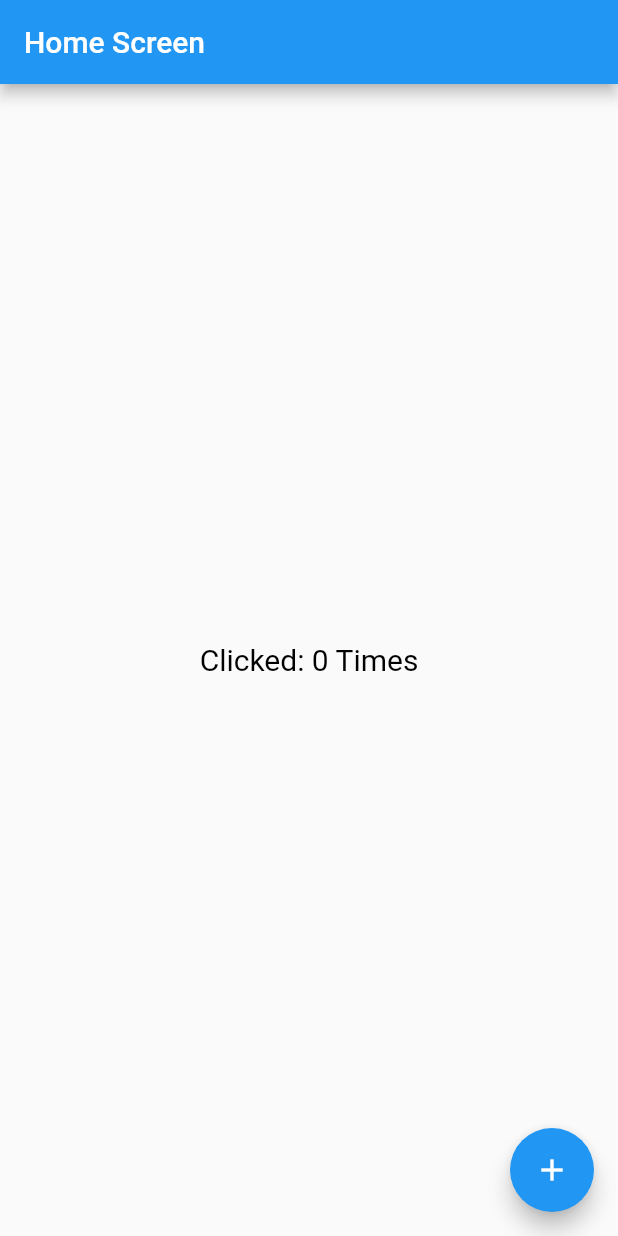
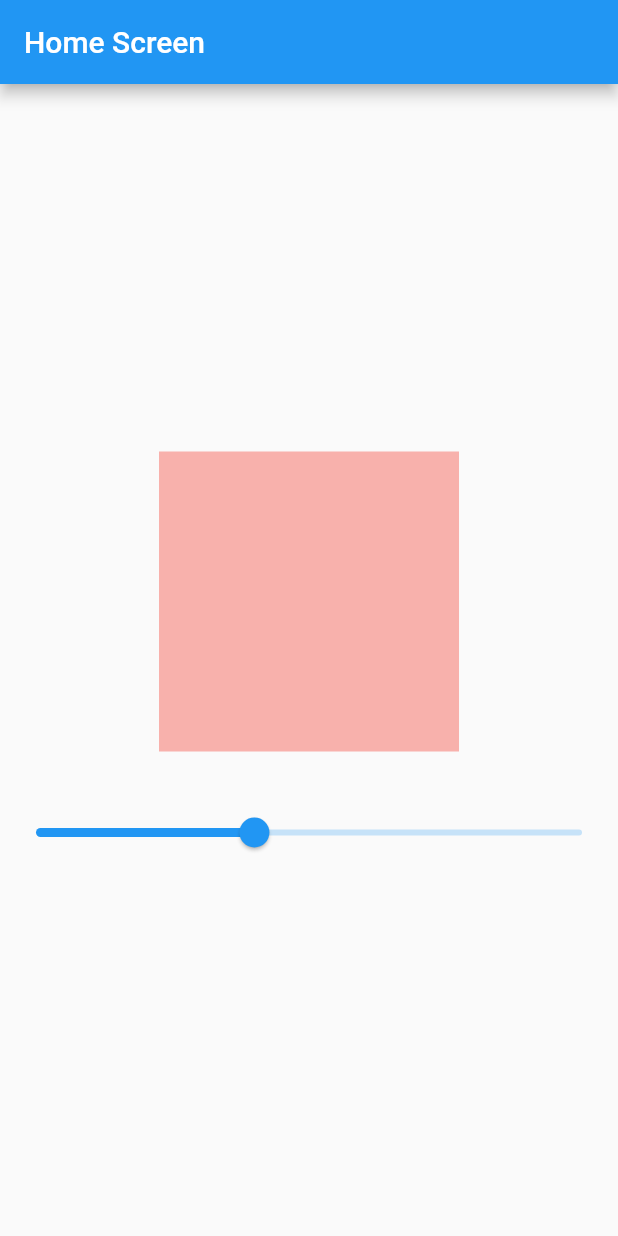
Before and after one commit to rafipsv/Flutter-GetX-Examples, a Flutter app: the screen it shows after launch, on a phone screen of 412 x 824 dp. Run offline on Flutter 3.47's test engine with Material 2 defaults, Android fonts, the phone set to English and light mode, and no system bars; our stand-ins replace get.

Commit message:
Opacity Example Completed

```diff
--- a/lib/HomeScreen.dart
+++ b/lib/HomeScreen.dart
@@ -15,24 +15,36 @@ class HomeScreen extends StatelessWidget {
       appBar: AppBar(
         title: const Text("Home Screen"),
       ),
-      body: Center(
+      body: Column(
+        mainAxisAlignment: MainAxisAlignment.center,
+        children: [
+          Center(
             child: Obx(
               () {
-            return Text(
-              "Clicked: ${counterController.counter} Times",
-              style: const TextStyle(
-                fontSize: 20,
-                color: Colors.black,
+                return Container(
+                  height: 200,
+                  width: 200,
+                  color: Colors.red.withOpacity(
+                    counterController.opacity.toDouble(),
                   ),
                 );
               },
             ),
           ),
-      floatingActionButton: FloatingActionButton(
-        onPressed: () {
-          counterController.increment();
+          const SizedBox(height: 30),
+          Center(
+            child: Obx(
+              () {
+                return Slider(
+                  value: counterController.opacity.value,
+                  onChanged: (value) {
+                    counterController.changeOpacity(value);
                   },
-        child: const Icon(Icons.add),
+                );
+              },
+            ),
+          ),
+        ],
       ),
     );
   }
```
Also changed, not shown: lib/CounterController.dart (+4 -5 lines). Lines whose indentation alone changed are shown as unchanged.
